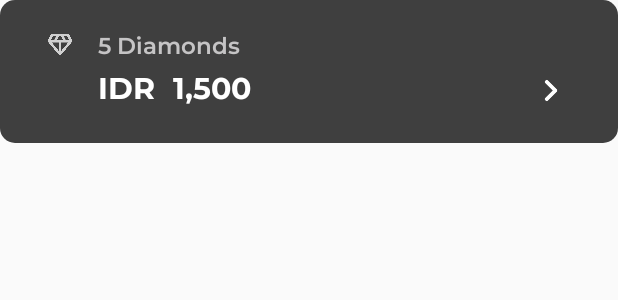
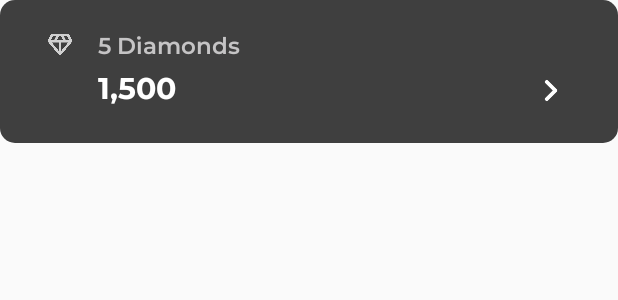
Before and after one commit to FauziSeptians/VaCash, an Android app: the layout item_option.xml on its own in the app's theme, with its tools: preview values and no code run, on a phone screen of 412 x 824 dp. Shown: the top 300 px of the screen. Run offline under Robolectric (Android 15) with nearby library versions, the phone set to English and light mode, and no system bars.

Commit message:
Item dah selese harusnya

```diff
--- a/app/src/main/res/layout/item.xml
+++ b/app/src/main/res/layout/item.xml
@@ -75,7 +75,7 @@
                 android:layout_width="match_parent"
                 android:layout_height="wrap_content"
                 android:orientation="horizontal"
-                android:layout_marginTop="5dp"
+                android:layout_marginTop="10dp"
                 >
 
                 <TextView
--- a/app/src/main/res/layout/item_option.xml
+++ b/app/src/main/res/layout/item_option.xml
@@ -37,19 +37,10 @@
         android:layout_height="wrap_content"
         >
         <TextView
+            android:id="@+id/priceItem"
             android:layout_width="wrap_content"
             android:layout_height="wrap_content"
             android:layout_marginStart="35dp"
-            android:textColor="#FFFFFF"
-            android:textSize="20sp"
-            android:fontFamily="@font/montserratbold"
-            android:text="IDR"
-            />
-        <TextView
-            android:id="@+id/priceItem"
-            android:layout_width="wrap_content"
-            android:layout_height="wrap_content"
-            android:layout_marginStart="85dp"
             android:textColor="#FFFFFF"
             android:textSize="20sp"
             android:fontFamily="@font/montserratbold"
```
Also changed, not shown: app/src/main/java/com/example/vacash/ItemAdapter.java (+5 -11 lines).
